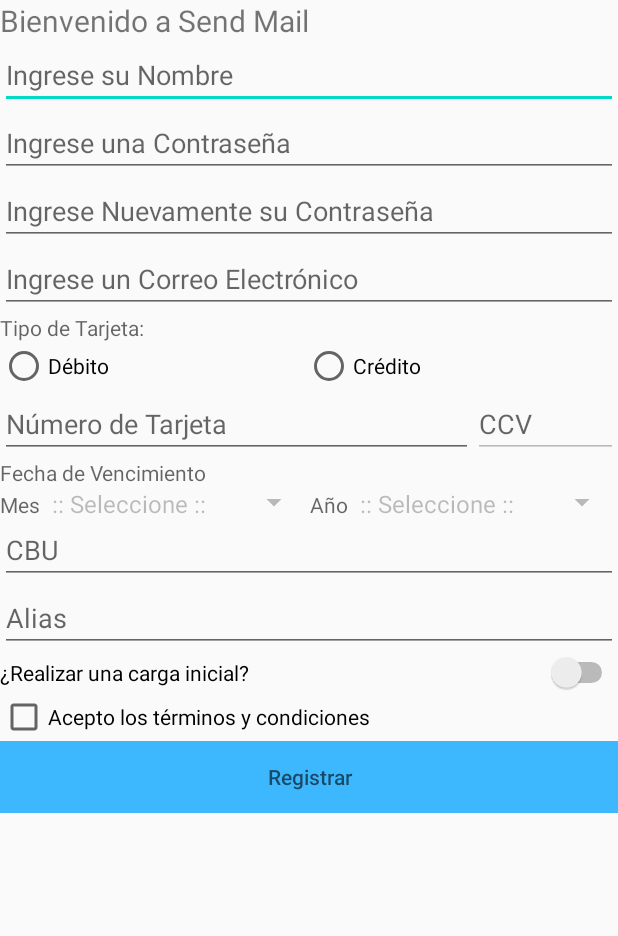
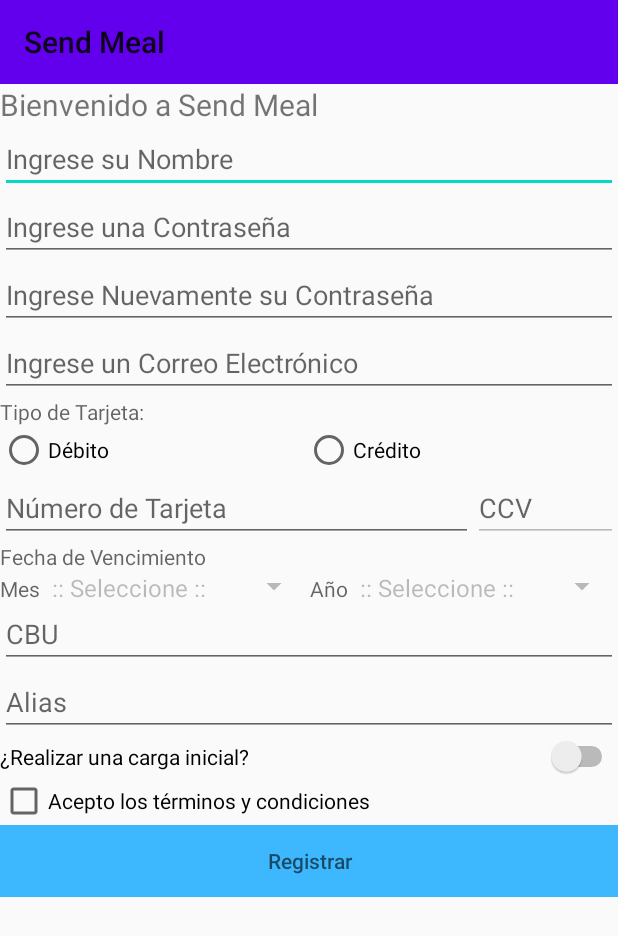
Before and after one commit to franfanton/SendMeal, an Android app: the MainActivity screen opened directly, with no data from a screen before it, on a phone screen of 412 x 824 dp. Shown: the top 936 px of the screen. Run offline under Robolectric (Android 15) with nearby library versions, the phone set to English and light mode, and no system bars.

```diff
--- a/app/src/main/res/layout/activity_main.xml
+++ b/app/src/main/res/layout/activity_main.xml
@@ -6,6 +6,11 @@
     android:layout_height="match_parent"
     android:orientation="vertical"
     tools:context=".MainActivity">
+    <include
+        android:id="@+id/toolbar"
+        layout="@layout/homeactivity"
+        android:layout_width="match_parent"
+        android:layout_height="wrap_content"/>
 
     <TextView
         android:id="@+id/tvSaludo"
--- a/app/src/main/res/layout/homeactivity.xml
+++ b/app/src/main/res/layout/homeactivity.xml
@@ -20,9 +20,6 @@
         android:minHeight="?attr/actionBarSize"
         android:theme="?attr/actionBarTheme"
         app:title="Send Meal">
-
-
-
     </androidx.appcompat.widget.Toolbar>
 
 </RelativeLayout>
--- a/app/src/main/res/values/strings.xml
+++ b/app/src/main/res/values/strings.xml
@@ -1,7 +1,7 @@
 <resources>
     <!-- STRING LAB 01-->
     <string name="app_name">Send Meal</string>
-    <string name="titulo_inicial">Bienvenido a Send Mail</string>
+    <string name="titulo_inicial">Bienvenido a Send Meal</string>
     <string name="titulo_form">Complete los campos solicitados:</string>
     <string name="nombre">Ingrese su Nombre</string>
     <string name="mail">Ingrese un Correo Electrónico</string>
```
Also changed, not shown: app/src/main/res/layout/crearitem.xml (+6 -1 lines), app/src/main/res/layout/prueba_card_view.xml (+7 -0 lines).
